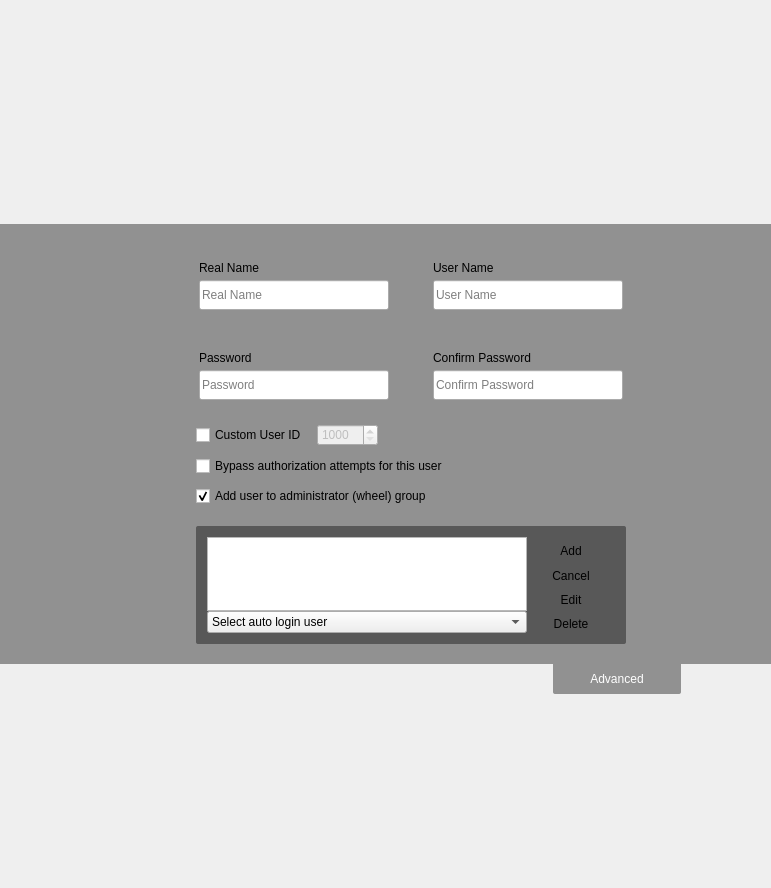
Above: yali/gui/Ui/setupuserswidget.ui from dadas45li/yali before the change. Below: the same form after it.
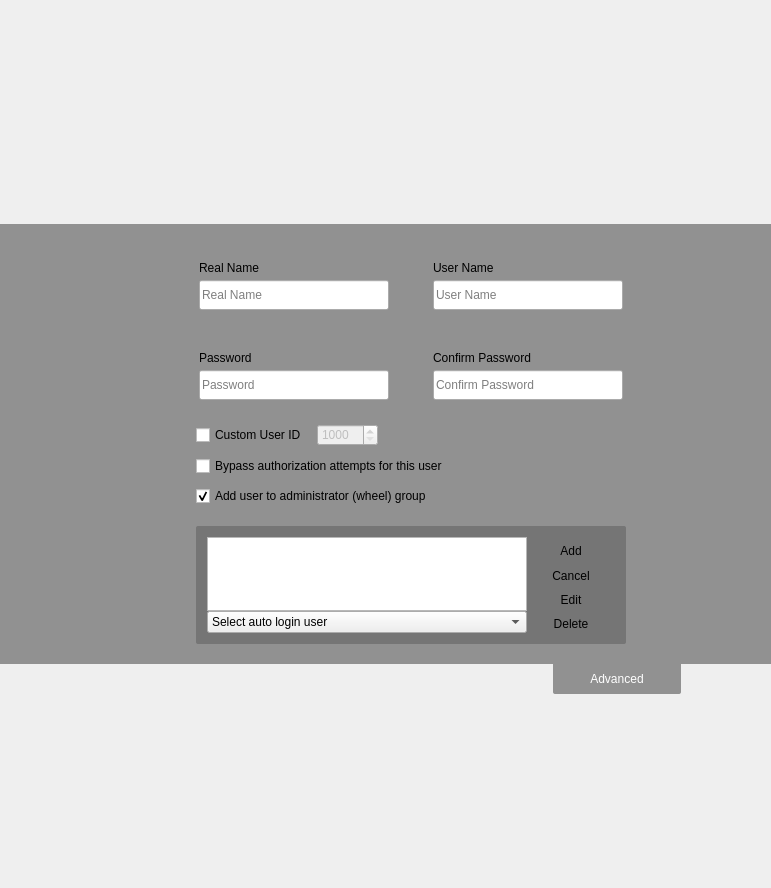
That is the form after the change. Icons and pictures are not drawn.

```diff
--- a/yali/gui/Ui/setupuserswidget.ui
+++ b/yali/gui/Ui/setupuserswidget.ui
@@ -688,7 +688,7 @@
                   <property name="styleSheet">
                    <string notr="true">#frame_5{ 
 	border:0px;
-	background-color: rgba(0, 0, 0, 100);
+	background-color: rgba(0, 0, 0, 50);
 	border-radius: 2px;
 }</string>
                   </property>
```
